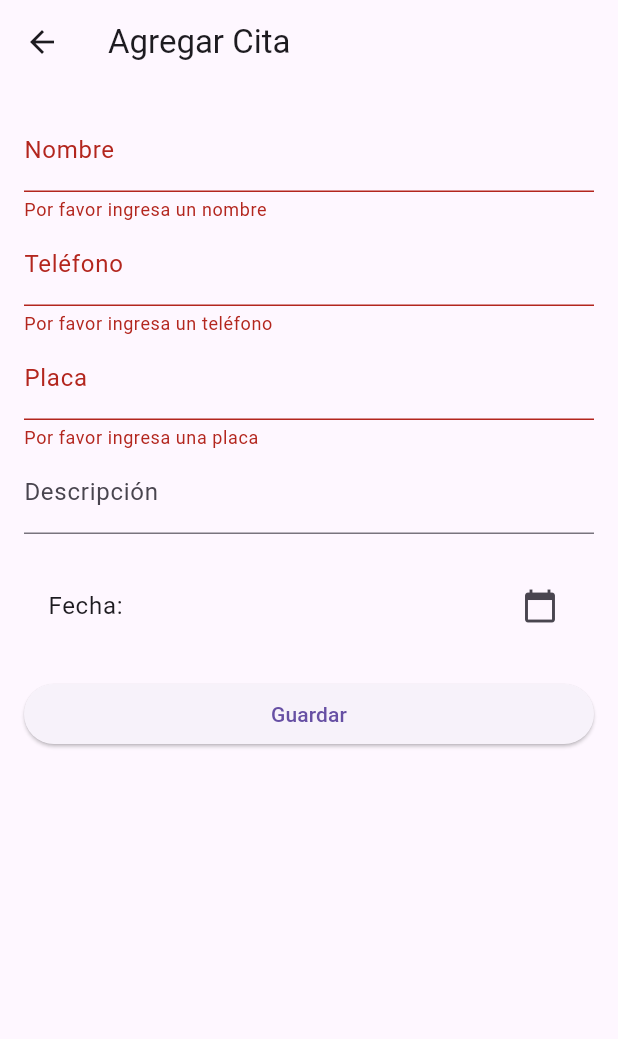
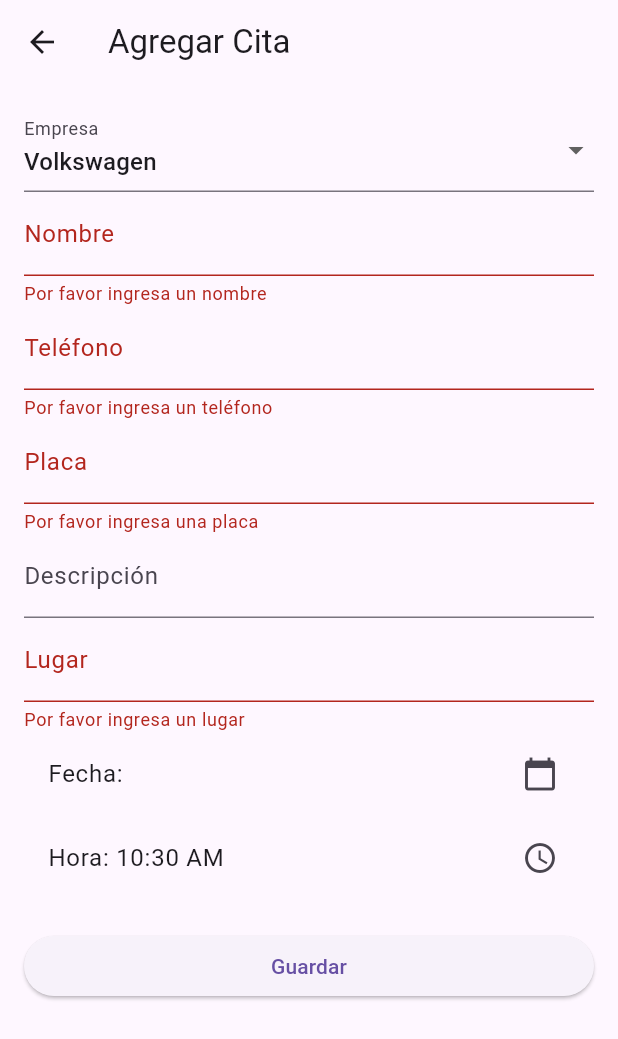
Before and after one commit to Orlando-Narvaez/diego_instalaciones, a Flutter app: the AgregarCitaPagina screen opened directly, after a tap on "Guardar", on a phone screen of 412 x 824 dp. Shown: the top 1039 px of the screen. Run offline on Flutter 3.47's test engine with Material 3 defaults, Android fonts, the phone set to English and light mode, and no system bars.

Commit message:
Se agregan mejoras en la parte de las citas

```diff
--- a/lib/agregar_cita.dart
+++ b/lib/agregar_cita.dart
@@ -12,21 +12,27 @@ class AgregarCitaPagina extends StatefulWidget {
 
 class _AgregarCitaPaginaEstado extends State<AgregarCitaPagina> {
   final _formKey = GlobalKey<FormState>();
+  String _empresa = 'Volkswagen';
   String _nombre = '';
   String _telefono = '';
   String _placa = '';
   String _descripcion = '';
   DateTime _fechaHora = DateTime.now();
+  String _lugar = '';
+  TimeOfDay _hora = TimeOfDay.now();
 
   @override
   void initState() {
     super.initState();
     if (widget.cita != null) {
+      _empresa = widget.cita!.empresa;
       _nombre = widget.cita!.nombre;
       _telefono = widget.cita!.telefono;
       _placa = widget.cita!.placa;
       _descripcion = widget.cita!.descripcion;
       _fechaHora = widget.cita!.fechaHora;
+      _lugar = widget.cita!.lugar;
+      _hora = widget.cita!.hora;
     }
   }
 
@@ -42,6 +48,21 @@ class _AgregarCitaPaginaEstado extends State<AgregarCitaPagina> {
           key: _formKey,
           child: ListView(
             children: <Widget>[
+              DropdownButtonFormField<String>(
+                value: _empresa,
+                decoration: InputDecoration(labelText: 'Empresa'),
+                items: ['Volkswagen', 'Las otras', 'Ninguna']
+                    .map((label) => DropdownMenuItem(
+                          child: Text(label),
+                          value: label,
+                        ))
+                    .toList(),
+                onChanged: (value) {
+                  setState(() {
+                    _empresa = value!;
+                  });
+                },
+              ),
               TextFormField(
                 initialValue: _nombre,
                 decoration: InputDecoration(labelText: 'Nombre'),
@@ -88,11 +109,28 @@ class _AgregarCitaPaginaEstado extends State<AgregarCitaPagina> {
                   _descripcion = value!;
                 },
               ),
-              SizedBox(height: 20),
+              TextFormField(
+                initialValue: _lugar,
+                decoration: InputDecoration(labelText: 'Lugar'),
+                validator: (value) {
+                  if (value == null || value.isEmpty) {
+                    return 'Por favor ingresa un lugar';
+                  }
+                  return null;
+                },
+                onSaved: (value) {
+                  _lugar = value!;
+                },
+              ),
               ListTile(
                 title: Text('Fecha: ${_fechaHora.toLocal()}'.split(' ')[0]),
                 trailing: Icon(Icons.calendar_today),
                 onTap: _seleccionarFecha,
+              ),
+              ListTile(
+                title: Text('Hora: ${_hora.format(context)}'),
+                trailing: Icon(Icons.access_time),
+                onTap: _seleccionarHora,
               ),
               SizedBox(height: 20),
               ElevatedButton(
@@ -100,11 +138,14 @@ class _AgregarCitaPaginaEstado extends State<AgregarCitaPagina> {
                   if (_formKey.currentState!.validate()) {
                     _formKey.currentState!.save();
                     final nuevaCita = Cita(
+                      empresa: _empresa,
                       nombre: _nombre,
                       telefono: _telefono,
                       placa: _placa,
                       descripcion: _descripcion,
                       fechaHora: _fechaHora,
+                      lugar: _lugar,
+                      hora: _hora,
                     );
                     Navigator.pop(context, nuevaCita);
                   }
@@ -132,4 +173,17 @@ class _AgregarCitaPaginaEstado extends State<AgregarCitaPagina> {
       });
     }
   }
+
+  _seleccionarHora() async {
+    TimeOfDay? horaSeleccionada = await showTimePicker(
+      context: context,
+      initialTime: _hora,
+    );
+
+    if (horaSeleccionada != null && horaSeleccionada != _hora) {
+      setState(() {
+        _hora = horaSeleccionada;
+      });
+    }
+  }
 }
--- a/lib/cita.dart
+++ b/lib/cita.dart
@@ -1,15 +1,23 @@
+import 'package:flutter/material.dart';
+
 class Cita {
+  String empresa;
   String nombre;
   String telefono;
   String placa;
   String descripcion;
   DateTime fechaHora;
+  String lugar;
+  TimeOfDay hora;
 
   Cita({
+    required this.empresa,
     required this.nombre,
     required this.telefono,
     required this.placa,
     required this.descripcion,
     required this.fechaHora,
+    required this.lugar,
+    required this.hora,
   });
 }
--- a/lib/pagina_citas.dart
+++ b/lib/pagina_citas.dart
@@ -29,9 +29,13 @@ class _PaginaCitasEstado extends State<PaginaCitas> {
                       return ListTile(
                         title: Text(cita.nombre),
                         subtitle: Text(
-                            '${cita.fechaHora.toLocal()}'.split(' ')[0] +
-                            ' - ' +
-                            cita.descripcion),
+                          'Empresa: ${cita.empresa}\n' +
+                          '${cita.fechaHora.toLocal()}'.split(' ')[0] +
+                          ' - ' +
+                          cita.descripcion + '\n' +
+                          'Lugar: ' + cita.lugar + '\n' +
+                          'Hora: ' + cita.hora.format(context)
+                        ),
                         onTap: () {
                           setState(() {
                             _citaSeleccionada = cita;
```
